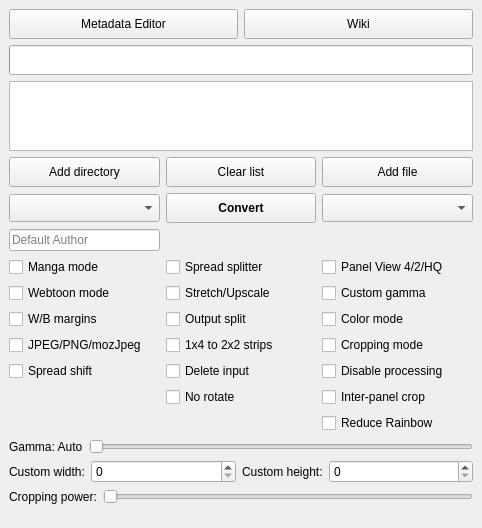
Qt form gui/KCC.ui (ciromattia/kcc) before a commit.
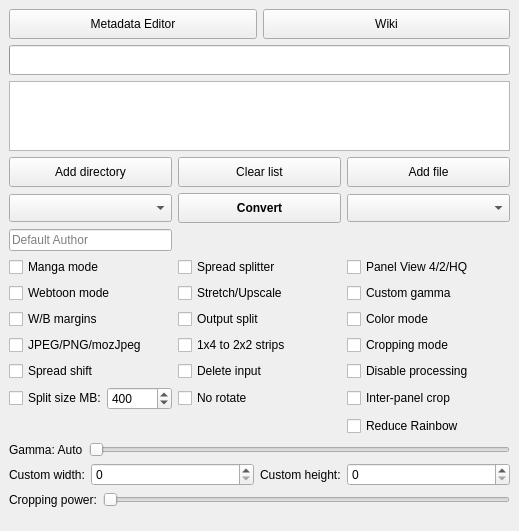
The same form after that commit. Icons and pictures are not drawn.

Commit message: Add split size GUI widget

```diff
--- a/gui/KCC.ui
+++ b/gui/KCC.ui
@@ -6,8 +6,8 @@
    <rect>
     <x>0</x>
     <y>0</y>
-    <width>482</width>
-    <height>448</height>
+    <width>519</width>
+    <height>501</height>
    </rect>
   </property>
   <property name="windowTitle">
@@ -260,6 +260,56 @@
          </property>
         </widget>
        </item>
+       <item row="6" column="0">
+        <widget class="QWidget" name="splitSizeWidget" native="true">
+         <property name="sizePolicy">
+          <sizepolicy hsizetype="Minimum" vsizetype="Fixed">
+           <horstretch>0</horstretch>
+           <verstretch>0</verstretch>
+          </sizepolicy>
+         </property>
+         <property name="toolTip">
+          <string>&lt;html&gt;&lt;head/&gt;&lt;body&gt;&lt;p&gt;&lt;span style=&quot; font-weight:700; text-decoration: underline;&quot;&gt;Unchecked&lt;br/&gt;&lt;/span&gt;Default=100 MB for webtoon, 400 MB for others.&lt;/p&gt;&lt;p&gt;&lt;span style=&quot; font-weight:700; text-decoration: underline;&quot;&gt;Checked&lt;br/&gt;&lt;/span&gt;The maximal size of output file in MB before split occurs.&lt;/p&gt;&lt;/body&gt;&lt;/html&gt;</string>
+         </property>
+         <layout class="QHBoxLayout" name="horizontalLayout_4">
+          <property name="spacing">
+           <number>0</number>
+          </property>
+          <property name="leftMargin">
+           <number>0</number>
+          </property>
+          <property name="topMargin">
+           <number>0</number>
+          </property>
+          <property name="rightMargin">
+           <number>0</number>
+          </property>
+          <property name="bottomMargin">
+           <number>0</number>
+          </property>
+          <item>
+           <widget class="QCheckBox" name="splitSizeCheckBox">
+            <property name="text">
+             <string>Split size MB:</string>
+            </property>
+           </widget>
+          </item>
+          <item>
+           <widget class="QSpinBox" name="splitSizeBox">
+            <property name="minimum">
+             <number>100</number>
+            </property>
+            <property name="maximum">
+             <number>1024</number>
+            </property>
+            <property name="value">
+             <number>400</number>
+            </property>
+           </widget>
+          </item>
+         </layout>
+        </widget>
+       </item>
       </layout>
      </widget>
     </item>
```
Left out of the diff: 12 changed lines with no effect on the pictures. The commit also changes 2 other files.
